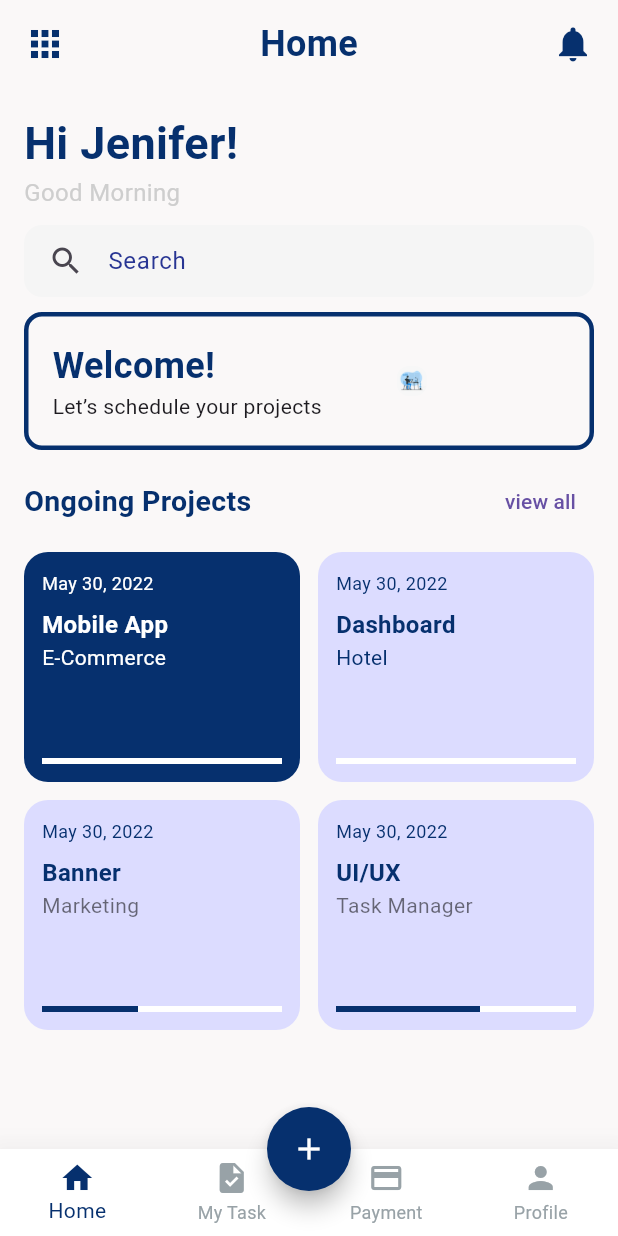
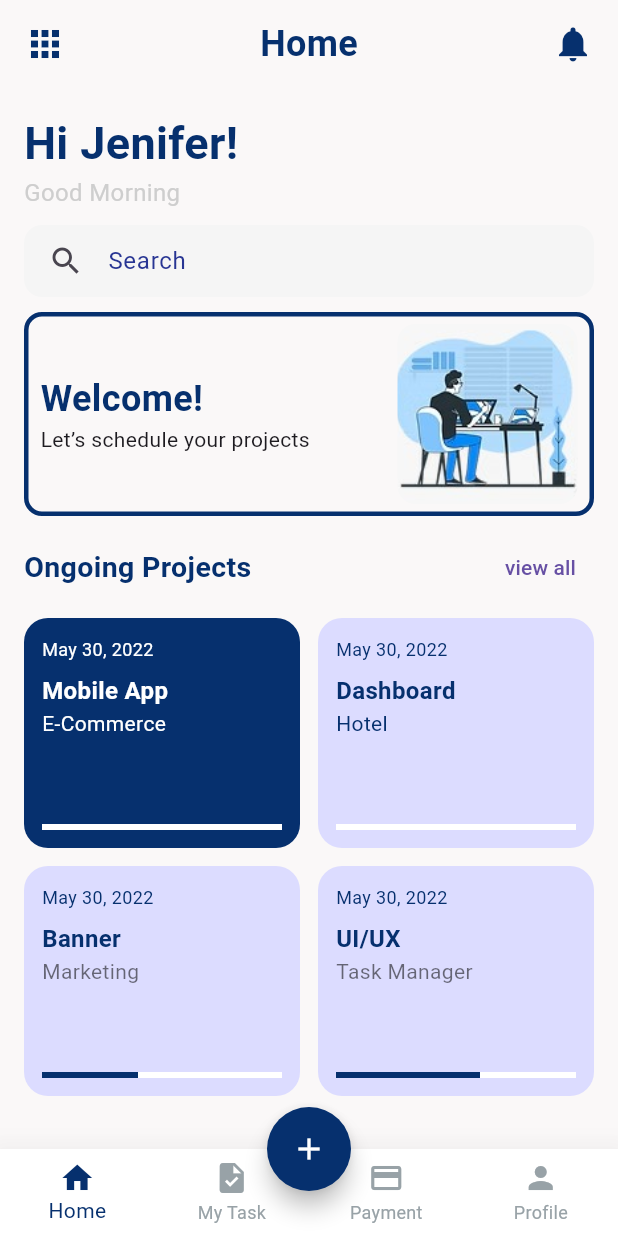
Before and after one commit to AdonisCr/Adonis_flutter, a Flutter app: the screen it shows after launch, on a phone screen of 412 x 824 dp. Run offline on Flutter 3.47's test engine with Material 3 defaults, Android fonts, the phone set to English and light mode, and no system bars.

Commit message:
toujour  img

```diff
--- a/lib/home.dart
+++ b/lib/home.dart
@@ -23,17 +23,13 @@ class HomePage extends StatelessWidget {
                     fontSize: 24,
                   ),
                 ),
-                 Icon(
-                  Icons.notifications,
-                  size: 28,
-                  color: Color(0xFF06306E),
-                ),
+                Icon(Icons.notifications, size: 28, color: Color(0xFF06306E)),
               ],
             ),
           ),
           Expanded(
             child: SingleChildScrollView(
-              padding:  EdgeInsets.all(16.0),
+              padding: EdgeInsets.all(16.0),
               child: Column(
                 crossAxisAlignment: CrossAxisAlignment.start,
                 children: [
@@ -42,7 +38,7 @@ class HomePage extends StatelessWidget {
                     style: TextStyle(
                       fontWeight: FontWeight.bold,
                       fontSize: 30,
-                      color:  Color(0xFF06306E),
+                      color: Color(0xFF06306E),
                     ),
                   ),
                   Text(
@@ -58,8 +54,8 @@ class HomePage extends StatelessWidget {
                       color: Colors.grey.shade100,
                       borderRadius: BorderRadius.circular(12),
                     ),
-                    padding:  EdgeInsets.symmetric(horizontal: 16),
-                    child:  TextField(
+                    padding: EdgeInsets.symmetric(horizontal: 16),
+                    child: TextField(
                       decoration: InputDecoration(
                         border: InputBorder.none,
                         hintText: 'Search',
@@ -70,17 +66,15 @@ class HomePage extends StatelessWidget {
                   ),
                   SizedBox(height: 10),
                   Container(
-                    padding:  EdgeInsets.all(16),
+                    padding: EdgeInsets.symmetric(vertical: 5, horizontal: 8),
                     decoration: BoxDecoration(
-                      border: Border.all(
-                        color:  Color(0xFF06306E),
-                        width: 3,
-                      ),
+                      border: Border.all(color: Color(0xFF06306E), width: 3),
                       borderRadius: BorderRadius.circular(12),
                     ),
                     child: Row(
                       children: [
-                        Column(
+                        Expanded(
+                          child: Column(
                             crossAxisAlignment: CrossAxisAlignment.start,
                             children: [
                               Text(
@@ -88,21 +82,26 @@ class HomePage extends StatelessWidget {
                                 style: TextStyle(
                                   fontWeight: FontWeight.bold,
                                   fontSize: 24,
-                            color:  Color(0xFF06306E),
+                                  color: Color(0xFF06306E),
                                 ),
                               ),
                               Text('Let’s schedule your projects'),
                             ],
                           ),
-                         SizedBox(width: 50),
+                        ),
+                        SizedBox(width: 1),
                         // Remplace l'icône par une image
                         ClipRRect(
-                          borderRadius: BorderRadius.circular(8),
+                          borderRadius: BorderRadius.circular(12),
+                          child: Transform.scale(
+                            scale: 1.4, // Ajuste la valeur pour zoomer plus ou moins
                             child: Image.asset(
                               'assets/images/img.jpg',
-                          width: 20,
-                          height: 20,
+                              width: 120,
+                              height: 120,
                               fit: BoxFit.cover,
+                              alignment: Alignment.center, // centre l'image
+                            ),
                           ),
                         ),
                       ],
@@ -117,20 +116,17 @@ class HomePage extends StatelessWidget {
                         style: TextStyle(
                           fontWeight: FontWeight.bold,
                           fontSize: 19,
-                          color:  Color(0xFF06306E),
+                          color: Color(0xFF06306E),
                         ),
                       ),
-                      TextButton(
-                        onPressed: () {},
-                        child:  Text('view all'),
-                      ),
+                      TextButton(onPressed: () {}, child: Text('view all')),
                     ],
                   ),
                   SizedBox(height: 10),
                   GridView.count(
                     crossAxisCount: 2,
                     shrinkWrap: true,
-                    physics:  NeverScrollableScrollPhysics(),
+                    physics: NeverScrollableScrollPhysics(),
                     crossAxisSpacing: 12,
                     mainAxisSpacing: 12,
                     childAspectRatio: 1.2,
@@ -139,7 +135,7 @@ class HomePage extends StatelessWidget {
                         title: 'Mobile App',
                         subtitle: 'E-Commerce',
                         progress: 0.5,
-                        color:  Color(0xFF06306E),
+                        color: Color(0xFF06306E),
                         textColor: Colors.white,
                       ),
                       _projectCard(
@@ -178,10 +174,10 @@ class HomePage extends StatelessWidget {
   }) {
     return Container(
       decoration: BoxDecoration(
-        color: color ??  Color(0xFFDCDCFF),
+        color: color ?? Color(0xFFDCDCFF),
         borderRadius: BorderRadius.circular(16),
       ),
-      padding:  EdgeInsets.all(12),
+      padding: EdgeInsets.all(12),
       child: Column(
         crossAxisAlignment: CrossAxisAlignment.start,
         children: [
--- a/lib/profile.dart
+++ b/lib/profile.dart
@@ -22,7 +22,10 @@ class ProfilePage extends StatelessWidget {
               child: Column(
                 mainAxisAlignment: MainAxisAlignment.center,
                 children: [
-                  CircleAvatar(radius: 40),
+                  CircleAvatar(
+                    radius: 40,
+                    backgroundImage: AssetImage('assets/images/profile.jpg'), // mets ton image ici
+                        ),
                   SizedBox(height: 12),
                   Text(
                     'Jenifer Lawrence',
```
Also changed, not shown: assets/images/profile.jpg (added). Lines whose indentation alone changed are shown as unchanged.
